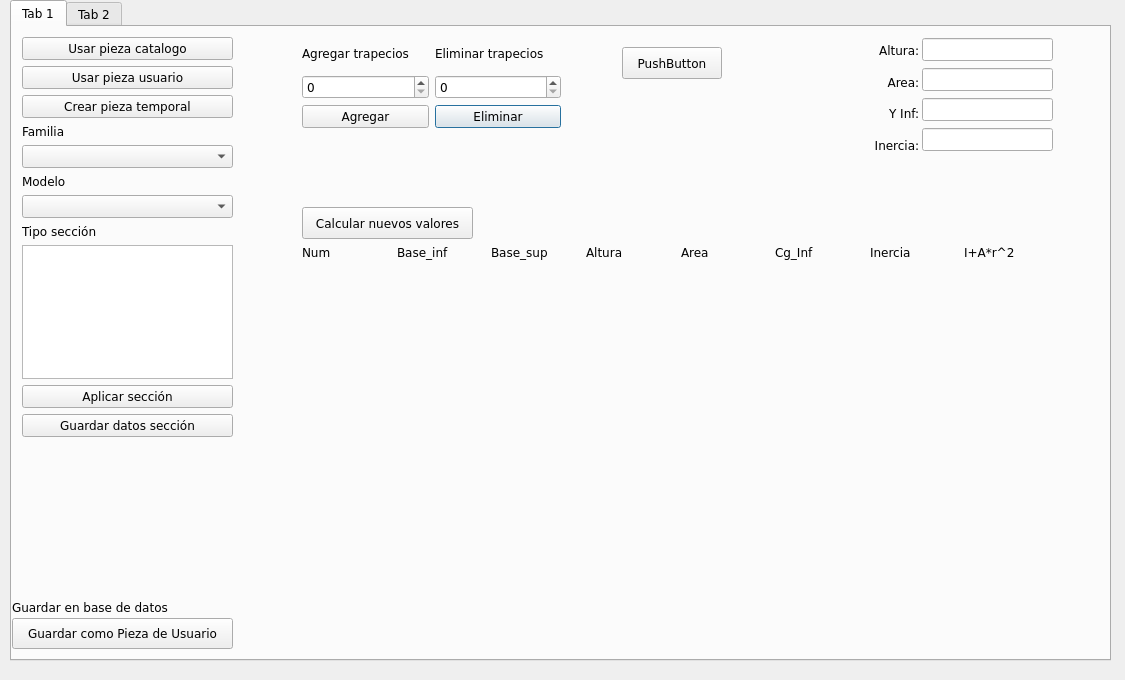
This is ui_files/herramienta_trapecios_v8.ui in Sady-Guzman/herramienta_practica as Qt 5 draws it before an edit. The edited form follows.
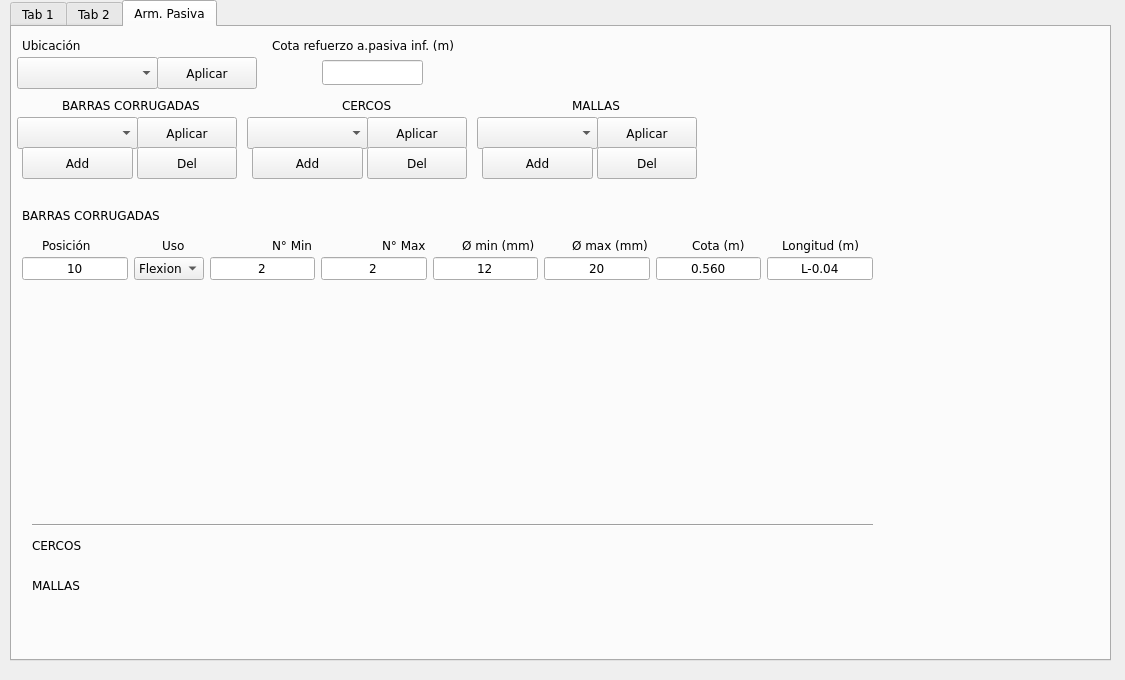
This is the edited form. The open tabs and pages were chosen to show the change.

Commit message: crea GUI para armadura pasiva

```diff
--- a/ui_files/herramienta_trapecios_v8.ui
+++ b/ui_files/herramienta_trapecios_v8.ui
@@ -739,6 +739,523 @@
      </property>
     </widget>
    </widget>
+   <widget class="QWidget" name="tab_3">
+    <attribute name="title">
+     <string>Arm. Pasiva</string>
+    </attribute>
+    <widget class="QLabel" name="tab3_label_ubicacion">
+     <property name="geometry">
+      <rect>
+       <x>10</x>
+       <y>10</y>
+       <width>71</width>
+       <height>16</height>
+      </rect>
+     </property>
+     <property name="text">
+      <string>Ubicación</string>
+     </property>
+    </widget>
+    <widget class="QComboBox" name="tab3_combo_ubicacion">
+     <property name="geometry">
+      <rect>
+       <x>5</x>
+       <y>30</y>
+       <width>141</width>
+       <height>32</height>
+      </rect>
+     </property>
+    </widget>
+    <widget class="QPushButton" name="tab3_btn_apply_ubicacion">
+     <property name="geometry">
+      <rect>
+       <x>145</x>
+       <y>30</y>
+       <width>100</width>
+       <height>32</height>
+      </rect>
+     </property>
+     <property name="text">
+      <string>Aplicar</string>
+     </property>
+    </widget>
+    <widget class="QPushButton" name="tab3_btn_apply_tipo_barras">
+     <property name="geometry">
+      <rect>
+       <x>125</x>
+       <y>90</y>
+       <width>100</width>
+       <height>32</height>
+      </rect>
+     </property>
+     <property name="text">
+      <string>Aplicar</string>
+     </property>
+    </widget>
+    <widget class="QComboBox" name="tab3_combo_tipo_barras">
+     <property name="geometry">
+      <rect>
+       <x>5</x>
+       <y>90</y>
+       <width>121</width>
+       <height>32</height>
+      </rect>
+     </property>
+    </widget>
+    <widget class="QLabel" name="tab3_label_tipo_barras">
+     <property name="geometry">
+      <rect>
+       <x>50</x>
+       <y>70</y>
+       <width>161</width>
+       <height>16</height>
+      </rect>
+     </property>
+     <property name="text">
+      <string>BARRAS CORRUGADAS</string>
+     </property>
+    </widget>
+    <widget class="QLabel" name="tab3_label_refuerzo">
+     <property name="geometry">
+      <rect>
+       <x>260</x>
+       <y>10</y>
+       <width>211</width>
+       <height>16</height>
+      </rect>
+     </property>
+     <property name="text">
+      <string>Cota refuerzo a.pasiva inf. (m)</string>
+     </property>
+    </widget>
+    <widget class="QLineEdit" name="tab3_line_refuerzo">
+     <property name="geometry">
+      <rect>
+       <x>310</x>
+       <y>33</y>
+       <width>101</width>
+       <height>25</height>
+      </rect>
+     </property>
+     <property name="text">
+      <string/>
+     </property>
+    </widget>
+    <widget class="QPushButton" name="tab3_btn_apply_tipo_cercos">
+     <property name="geometry">
+      <rect>
+       <x>355</x>
+       <y>90</y>
+       <width>100</width>
+       <height>32</height>
+      </rect>
+     </property>
+     <property name="text">
+      <string>Aplicar</string>
+     </property>
+    </widget>
+    <widget class="QComboBox" name="tab3_combo_tipo_cercos">
+     <property name="geometry">
+      <rect>
+       <x>235</x>
+       <y>90</y>
+       <width>121</width>
+       <height>32</height>
+      </rect>
+     </property>
+    </widget>
+    <widget class="QLabel" name="tab3_label_tipo_cercos">
+     <property name="geometry">
+      <rect>
+       <x>330</x>
+       <y>70</y>
+       <width>61</width>
+       <height>16</height>
+      </rect>
+     </property>
+     <property name="text">
+      <string>CERCOS</string>
+     </property>
+    </widget>
+    <widget class="QPushButton" name="tab3_btn_apply_tipo_mallas">
+     <property name="geometry">
+      <rect>
+       <x>585</x>
+       <y>90</y>
+       <width>100</width>
+       <height>32</height>
+      </rect>
+     </property>
+     <property name="text">
+      <string>Aplicar</string>
+     </property>
+    </widget>
+    <widget class="QComboBox" name="tab3_combo_tipo_mallas">
+     <property name="geometry">
+      <rect>
+       <x>465</x>
+       <y>90</y>
+       <width>121</width>
+       <height>32</height>
+      </rect>
+     </property>
+    </widget>
+    <widget class="QLabel" name="tab3_label_tipo_mallas">
+     <property name="geometry">
+      <rect>
+       <x>560</x>
+       <y>70</y>
+       <width>61</width>
+       <height>16</height>
+      </rect>
+     </property>
+     <property name="text">
+      <string>MALLAS</string>
+     </property>
+    </widget>
+    <widget class="QPushButton" name="tab3_btn_add_barras">
+     <property name="geometry">
+      <rect>
+       <x>10</x>
+       <y>120</y>
+       <width>111</width>
+       <height>32</height>
+      </rect>
+     </property>
+     <property name="text">
+      <string>Add</string>
+     </property>
+    </widget>
+    <widget class="QPushButton" name="tab3_btn_del_barras">
+     <property name="geometry">
+      <rect>
+       <x>125</x>
+       <y>120</y>
+       <width>100</width>
+       <height>32</height>
+      </rect>
+     </property>
+     <property name="text">
+      <string>Del</string>
+     </property>
+    </widget>
+    <widget class="QPushButton" name="tab3_btn_add_cercos">
+     <property name="geometry">
+      <rect>
+       <x>240</x>
+       <y>120</y>
+       <width>111</width>
+       <height>32</height>
+      </rect>
+     </property>
+     <property name="text">
+      <string>Add</string>
+     </property>
+    </widget>
+    <widget class="QPushButton" name="tab3_btn_del_cercos">
+     <property name="geometry">
+      <rect>
+       <x>355</x>
+       <y>120</y>
+       <width>100</width>
+       <height>32</height>
+      </rect>
+     </property>
+     <property name="text">
+      <string>Del</string>
+     </property>
+    </widget>
+    <widget class="QPushButton" name="tab3_btn_add_mallas">
+     <property name="geometry">
+      <rect>
+       <x>470</x>
+       <y>120</y>
+       <width>111</width>
+       <height>32</height>
+      </rect>
+     </property>
+     <property name="text">
+      <string>Add</string>
+     </property>
+    </widget>
+    <widget class="QPushButton" name="tab3_btn_del_mallas">
+     <property name="geometry">
+      <rect>
+       <x>585</x>
+       <y>120</y>
+       <width>100</width>
+       <height>32</height>
+      </rect>
+     </property>
+     <property name="text">
+      <string>Del</string>
+     </property>
+    </widget>
+    <widget class="QWidget" name="verticalLayoutWidget_2">
+     <property name="geometry">
+      <rect>
+       <x>10</x>
+       <y>230</y>
+       <width>851</width>
+       <height>241</height>
+      </rect>
+     </property>
+     <layout class="QVBoxLayout" name="tab3_Vlayout_barras">
+      <item>
+       <layout class="QHBoxLayout" name="tab3_horizontal_layout">
+        <item>
+         <widget class="QLineEdit" name="tab3_line_pos1">
+          <property name="text">
+           <string>10</string>
+          </property>
+          <property name="alignment">
+           <set>Qt::AlignmentFlag::AlignCenter</set>
+          </property>
+         </widget>
+        </item>
+        <item>
+         <widget class="QComboBox" name="tab3_combo_pos2">
+          <item>
+           <property name="text">
+            <string>Flexion</string>
+           </property>
+          </item>
+         </widget>
+        </item>
+        <item>
+         <widget class="QLineEdit" name="tab3_line_pos3">
+          <property name="text">
+           <string>2</string>
+          </property>
+          <property name="alignment">
+           <set>Qt::AlignmentFlag::AlignCenter</set>
+          </property>
+         </widget>
+        </item>
+        <item>
+         <widget class="QLineEdit" name="tab3_line_pos4">
+          <property name="text">
+           <string>2</string>
+          </property>
+          <property name="alignment">
+           <set>Qt::AlignmentFlag::AlignCenter</set>
+          </property>
+         </widget>
+        </item>
+        <item>
+         <widget class="QLineEdit" name="tab3_line_pos5">
+          <property name="text">
+           <string>12</string>
+          </property>
+          <property name="alignment">
+           <set>Qt::AlignmentFlag::AlignCenter</set>
+          </property>
+         </widget>
+        </item>
+        <item>
+         <widget class="QLineEdit" name="tab3_line_pos6">
+          <property name="text">
+           <string>20</string>
+          </property>
+          <property name="alignment">
+           <set>Qt::AlignmentFlag::AlignCenter</set>
+          </property>
+         </widget>
+        </item>
+        <item>
+         <widget class="QLineEdit" name="tab3_line_pos7">
+          <property name="text">
+           <string>0.560</string>
+          </property>
+          <property name="alignment">
+           <set>Qt::AlignmentFlag::AlignCenter</set>
+          </property>
+         </widget>
+        </item>
+        <item>
+         <widget class="QLineEdit" name="tab3_line_pos8">
+          <property name="text">
+           <string>L-0.04</string>
+          </property>
+          <property name="alignment">
+           <set>Qt::AlignmentFlag::AlignCenter</set>
+          </property>
+         </widget>
+        </item>
+       </layout>
+      </item>
+      <item>
+       <spacer name="tab3_Vspacer">
+        <property name="orientation">
+         <enum>Qt::Orientation::Vertical</enum>
+        </property>
+        <property name="sizeHint" stdset="0">
+         <size>
+          <width>20</width>
+          <height>40</height>
+         </size>
+        </property>
+       </spacer>
+      </item>
+     </layout>
+    </widget>
+    <widget class="QLabel" name="tab3_label_barras">
+     <property name="geometry">
+      <rect>
+       <x>10</x>
+       <y>180</y>
+       <width>161</width>
+       <height>16</height>
+      </rect>
+     </property>
+     <property name="text">
+      <string>BARRAS CORRUGADAS</string>
+     </property>
+    </widget>
+    <widget class="QLabel" name="tab3_label_posicion">
+     <property name="geometry">
+      <rect>
+       <x>30</x>
+       <y>210</y>
+       <width>58</width>
+       <height>16</height>
+      </rect>
+     </property>
+     <property name="text">
+      <string>Posición</string>
+     </property>
+    </widget>
+    <widget class="QLabel" name="tab3_label_uso">
+     <property name="geometry">
+      <rect>
+       <x>150</x>
+       <y>210</y>
+       <width>31</width>
+       <height>16</height>
+      </rect>
+     </property>
+     <property name="text">
+      <string>Uso</string>
+     </property>
+    </widget>
+    <widget class="QLabel" name="tab3_label_n_min">
+     <property name="geometry">
+      <rect>
+       <x>260</x>
+       <y>210</y>
+       <width>58</width>
+       <height>16</height>
+      </rect>
+     </property>
+     <property name="text">
+      <string>N° Min</string>
+     </property>
+    </widget>
+    <widget class="QLabel" name="tab3_label_n_max">
+     <property name="geometry">
+      <rect>
+       <x>370</x>
+       <y>210</y>
+       <width>58</width>
+       <height>16</height>
+      </rect>
+     </property>
+     <property name="text">
+      <string>N° Max</string>
+     </property>
+    </widget>
+    <widget class="QLabel" name="tab3_label_d_min">
+     <property name="geometry">
+      <rect>
+       <x>450</x>
+       <y>210</y>
+       <width>81</width>
+       <height>16</height>
+      </rect>
+     </property>
+     <property name="text">
+      <string>Ø min (mm)</string>
+     </property>
+    </widget>
+    <widget class="QLabel" name="tab3_label_d_max">
+     <property name="geometry">
+      <rect>
+       <x>560</x>
+       <y>210</y>
+       <width>91</width>
+       <height>16</height>
+      </rect>
+     </property>
+     <property name="text">
+      <string>Ø max (mm)</string>
+     </property>
+    </widget>
+    <widget class="QLabel" name="tab3_label_cota">
+     <property name="geometry">
+      <rect>
+       <x>680</x>
+       <y>210</y>
+       <width>61</width>
+       <height>16</height>
+      </rect>
+     </property>
+     <property name="text">
+      <string>Cota (m)</string>
+     </property>
+    </widget>
+    <widget class="QLabel" name="tab3_label_longitud">
+     <property name="geometry">
+      <rect>
+       <x>770</x>
+       <y>210</y>
+       <width>91</width>
+       <height>16</height>
+      </rect>
+     </property>
+     <property name="text">
+      <string>Longitud (m)</string>
+     </property>
+    </widget>
+    <widget class="QLabel" name="tab3_label_cercos">
+     <property name="geometry">
+      <rect>
+       <x>20</x>
+       <y>510</y>
+       <width>61</width>
+       <height>16</height>
+      </rect>
+     </property>
+     <property name="text">
+      <string>CERCOS</string>
+     </property>
+    </widget>
+    <widget class="QLabel" name="tab3_label_mallas">
+     <property name="geometry">
+      <rect>
+       <x>20</x>
+       <y>550</y>
+       <width>61</width>
+       <height>16</height>
+      </rect>
+     </property>
+     <property name="text">
+      <string>MALLAS</string>
+     </property>
+    </widget>
+    <widget class="Line" name="tab3_horizontal_line">
+     <property name="geometry">
+      <rect>
+       <x>20</x>
+       <y>490</y>
+       <width>841</width>
+       <height>16</height>
+      </rect>
+     </property>
+     <property name="orientation">
+      <enum>Qt::Orientation::Horizontal</enum>
+     </property>
+    </widget>
+   </widget>
   </widget>
  </widget>
  <resources/>
```
Left out of the diff: 2 changed lines with no effect on the pictures. The commit also changes 2 other files.
